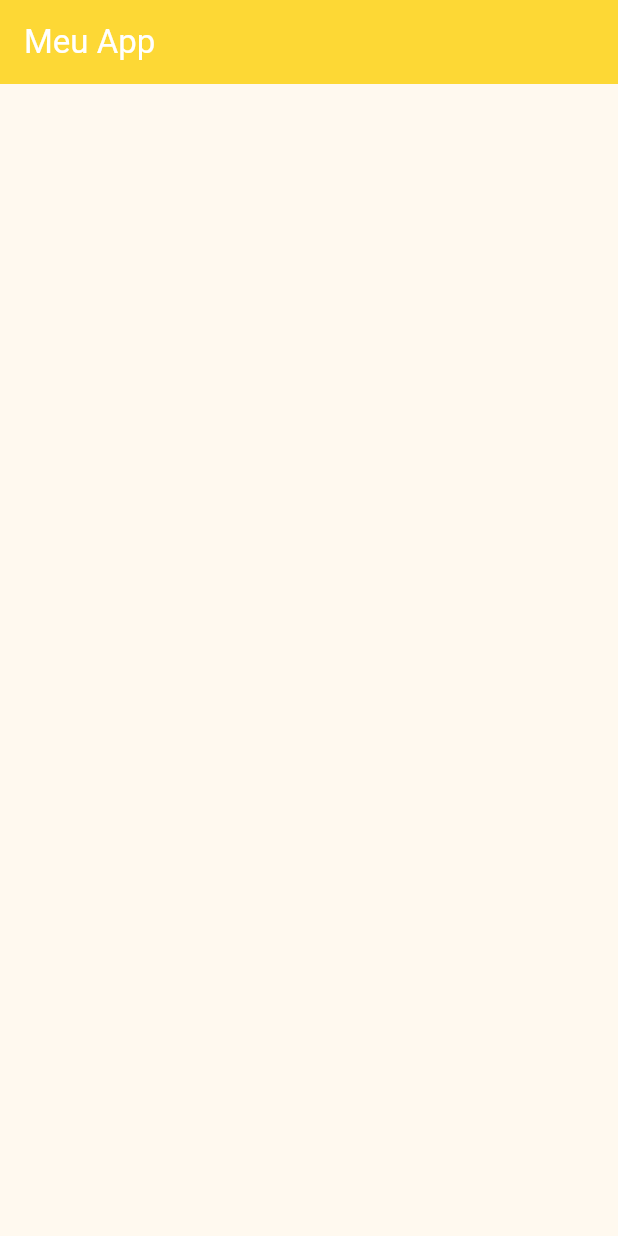
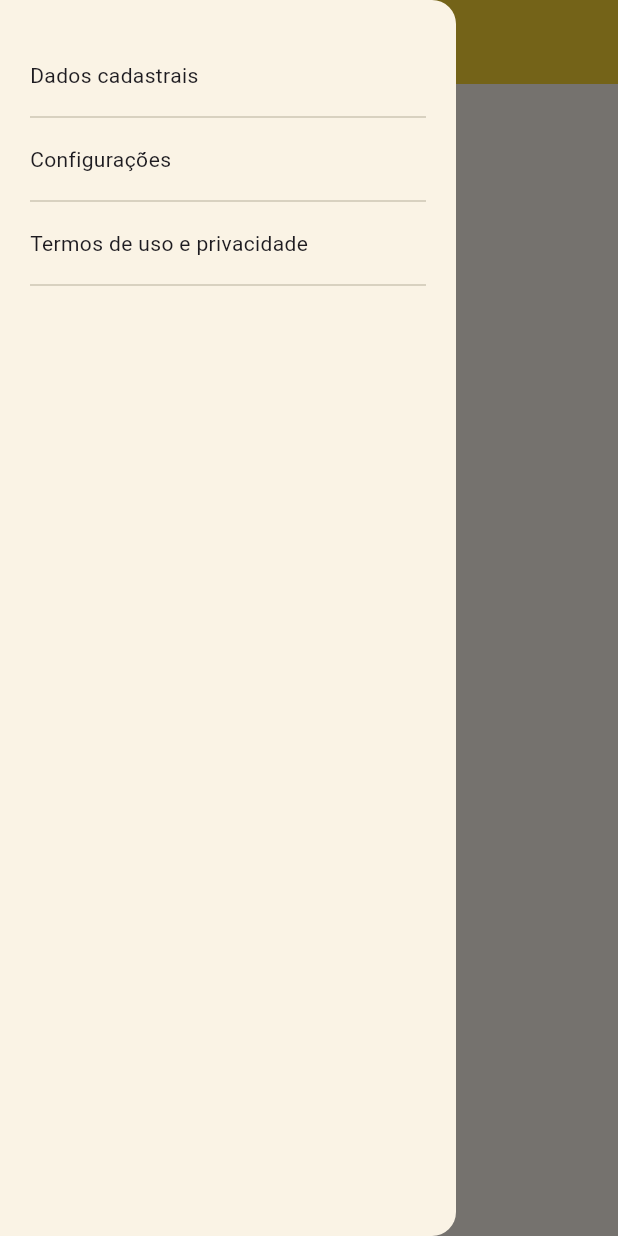
Before and after one commit to raphaeltake/Curso-flutter, a Flutter app: the MainPage screen opened directly, with the side drawer open (before the commit the screen has no drawer), on a phone screen of 412 x 824 dp. Run offline on Flutter 3.47's test engine with Material 3 defaults, Android fonts, the phone set to English and light mode, and no system bars; our stand-ins replace google_fonts; missing offline and left inert: dart:ffi; network calls fail; Roboto replaces fonts that are missing (Cairo).

Commit message:
Drawer e Divider

```diff
--- a/navegacao_e_controle_acesso_a_paginas/lib/pages/main_page.dart
+++ b/navegacao_e_controle_acesso_a_paginas/lib/pages/main_page.dart
@@ -1,3 +1,5 @@
+import 'dart:ffi';
+
 import 'package:flutter/material.dart';
 
 class MainPage extends StatefulWidget {
@@ -10,8 +12,50 @@ class MainPage extends StatefulWidget {
 class _MainPageState extends State<MainPage> {
   @override
   Widget build(BuildContext context) {
-    return Scaffold(
-      appBar: AppBar(title: Text("Meu App"),),
-    );
+    return SafeArea(
+        child: Scaffold(
+          appBar: AppBar(title: Text("Main Page"),
+          ),
+          drawer: Drawer(
+            child: Padding(
+              padding: const EdgeInsets.symmetric(vertical: 30, horizontal: 20),
+              child: Column(
+                crossAxisAlignment: CrossAxisAlignment.start,
+                children: [
+                  Container(
+                    padding: EdgeInsets.symmetric(vertical: 10),
+                    width: double.infinity,
+                    child: InkWell(
+                      child: Text("Dados cadastrais"),
+                      onTap: (){},
+                    ),
+                  ),
+                  Divider(),
+                  // SizedBox(height: 10,),
+                  Container(
+                    padding: EdgeInsets.symmetric(vertical: 10),
+                    width: double.infinity,
+                    child: InkWell(
+                      child: Text("Configuraçṍes"),
+                      onTap: (){},
+                    ),
+                  ),
+                  Divider(),
+                  // SizedBox(height: 10,),
+                  Container(
+                    padding: EdgeInsets.symmetric(vertical: 10),
+                    width: double.infinity,
+                    child: InkWell(
+                      child: Text("Termos de uso e privacidade"),
+                      onTap: (){},
+                    ),
+                  ),
+                  Divider(),
+                ],
+              ),
+            ),
+          ),
+        )
+        );
   }
 }
```
